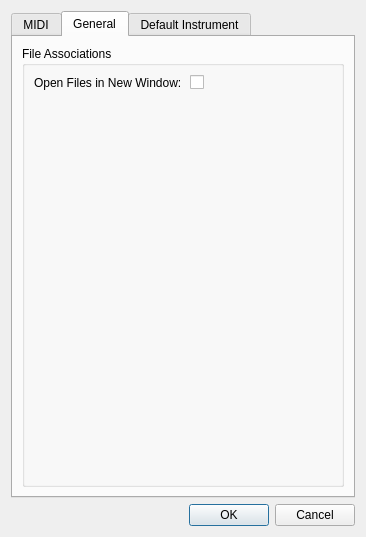
This is source/dialogs/preferencesdialog.ui in powertab/powertabeditor as Qt 5 draws it before an edit. The edited form follows.
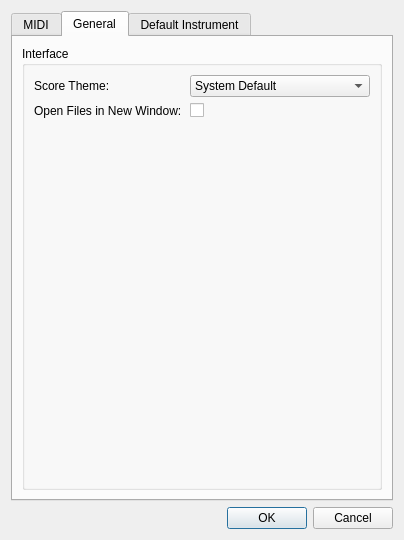
This is the edited form. The open tabs and pages were chosen to show the change. Custom widgets are drawn as their Qt base class.

Commit message:
Allow using a light or dark score theme rather than the system default.
- Add an option to the preferences dialog for using the system default colors, a light theme, or a dark theme.

- In the ScoreArea widget, listen for changes to the preference, and set the appropriate palette type for the theme.

Fixes: #307

Patch:
```diff
--- a/source/dialogs/preferencesdialog.ui
+++ b/source/dialogs/preferencesdialog.ui
@@ -9,8 +9,8 @@
    <rect>
     <x>0</x>
     <y>0</y>
-    <width>366</width>
-    <height>537</height>
+    <width>404</width>
+    <height>540</height>
    </rect>
   </property>
   <property name="windowTitle">
@@ -209,12 +209,12 @@
        <item>
         <widget class="QGroupBox" name="groupBox_4">
          <property name="title">
-          <string>File Associations</string>
+          <string>Interface</string>
          </property>
          <layout class="QVBoxLayout" name="verticalLayout_7">
           <item>
            <layout class="QFormLayout" name="formLayout_5">
-            <item row="0" column="0">
+            <item row="1" column="0">
              <widget class="QLabel" name="openInNewWindowLabel">
               <property name="minimumSize">
                <size>
@@ -227,9 +227,41 @@
               </property>
              </widget>
             </item>
-            <item row="0" column="1">
+            <item row="1" column="1">
              <widget class="QCheckBox" name="openInNewWindowCheckBox"/>
             </item>
+            <item row="0" column="0">
+             <widget class="QLabel" name="scoreThemeLabel">
+              <property name="text">
+               <string>Score Theme:</string>
+              </property>
+             </widget>
+            </item>
+            <item row="0" column="1">
+             <widget class="QComboBox" name="scoreThemeComboBox">
+              <property name="minimumSize">
+               <size>
+                <width>150</width>
+                <height>0</height>
+               </size>
+              </property>
+              <item>
+               <property name="text">
+                <string>System Default</string>
+               </property>
+              </item>
+              <item>
+               <property name="text">
+                <string>Light</string>
+               </property>
+              </item>
+              <item>
+               <property name="text">
+                <string>Dark</string>
+               </property>
+              </item>
+             </widget>
+            </item>
            </layout>
           </item>
          </layout>
```
Left out of the diff: 1 changed line with no effect on the pictures. The commit also changes 7 other files.
